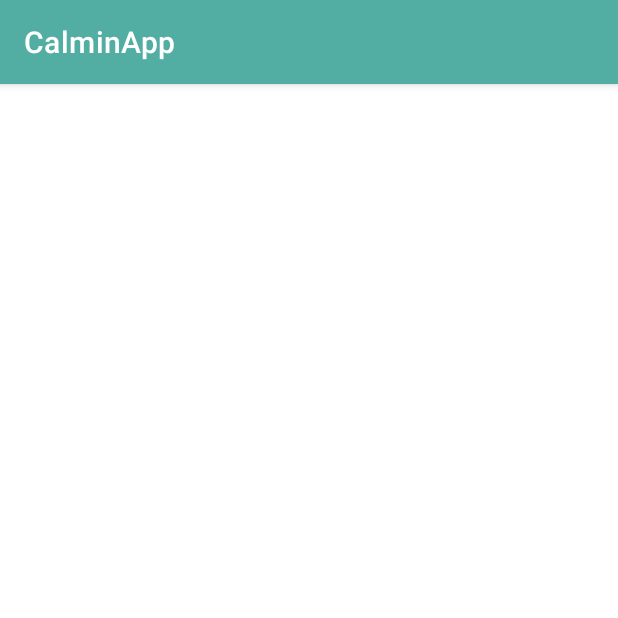
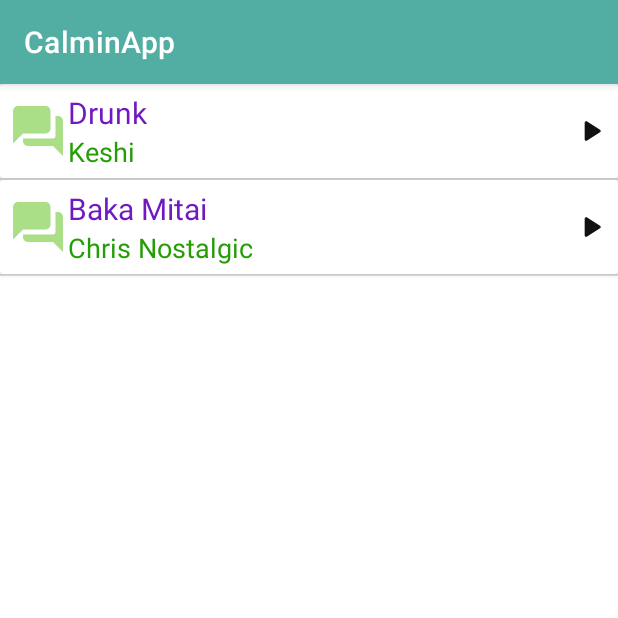
Before and after one commit to haidar-shiddiq/calmin, an Android app: the CalmCornerActivity screen opened directly, with no data from a screen before it, on a phone screen of 412 x 824 dp, the top half of it. Run offline under Robolectric (Android 15) with nearby library versions, the phone set to English and light mode, and no system bars.

Commit message:
Calm Corner Activity
Menambahkan activity untuk memutar media musik.
musik dalam bentuk list dan  dapat running di background.

```diff
--- a/app/build.gradle
+++ b/app/build.gradle
@@ -51,6 +51,7 @@ dependencies {
 
     implementation 'com.github.shrikanth7698:Custom-Navigation-Drawer:v0.0.1'
     implementation 'com.ramotion.paperonboarding:paper-onboarding:1.1.3'
+
     implementation "androidx.core:core-ktx:+"
     implementation 'com.github.bumptech.glide:glide:4.11.0'
     implementation "org.jetbrains.kotlin:kotlin-stdlib-jdk7:$kotlin_version"
--- a/app/src/main/java/com/omellete/calminapp/CalmCornerActivity.java
+++ b/app/src/main/java/com/omellete/calminapp/CalmCornerActivity.java
@@ -1,14 +1,33 @@
 package com.omellete.calminapp;
 
 import androidx.appcompat.app.AppCompatActivity;
+import androidx.recyclerview.widget.RecyclerView;
 
 import android.os.Bundle;
+import android.widget.ListView;
+
+import com.omellete.calminapp.adapter.MusicAdapter;
+import com.omellete.calminapp.model.Music;
+
+import java.util.ArrayList;
 
 public class CalmCornerActivity extends AppCompatActivity {
+
+    private ArrayList<Music> arrayList;
+    private MusicAdapter adapter;
+    private ListView songList;
 
     @Override
     protected void onCreate(Bundle savedInstanceState) {
         super.onCreate(savedInstanceState);
         setContentView(R.layout.activity_calm_corner);
+
+        songList = findViewById(R.id.songList);
+        arrayList = new ArrayList<>();
+        arrayList.add(new Music("Drunk","Keshi",R.raw.keshi_drunk));
+        arrayList.add(new Music("Baka Mitai","Chris Nostalgic",R.raw.baka_mitai));
+
+        adapter = new MusicAdapter(this, R.layout.item_music, arrayList);
+        songList.setAdapter(adapter);
     }
 }
--- /dev/null
+++ b/app/src/main/java/com/omellete/calminapp/adapter/MusicAdapter.java
@@ -0,0 +1,113 @@
+package com.omellete.calminapp.adapter;
+
+import android.content.Context;
+import android.media.MediaPlayer;
+import android.view.LayoutInflater;
+import android.view.View;
+import android.view.ViewGroup;
+import android.widget.BaseAdapter;
+import android.widget.ImageView;
+import android.widget.TextView;
+
+import androidx.annotation.NonNull;
+import androidx.recyclerview.widget.RecyclerView;
+
+import com.omellete.calminapp.R;
+import com.omellete.calminapp.model.Music;
+
+import java.util.ArrayList;
+
+public class MusicAdapter extends BaseAdapter {
+
+    private Context context;
+    private int layout;
+    private ArrayList<Music> arrayList;
+    private MediaPlayer mediaPlayer;
+    private Boolean flag = true;
+
+    public MusicAdapter(Context context, int layout, ArrayList<Music> arrayList) {
+        this.context = context;
+        this.layout = layout;
+        this.arrayList = arrayList;
+    }
+
+    @Override
+    public int getCount() {
+        return arrayList.size();
+    }
+
+    @Override
+    public Object getItem(int position) {
+        return null;
+    }
+
+    @Override
+    public long getItemId(int position) {
+        return 0;
+    }
+
+    private class ViewHolder {
+        TextView txtName, txtSinger;
+        ImageView ivPlay, ivStop;
+    }
+
+    @Override
+    public View getView(int position, View convertView, ViewGroup parent) {
+        final ViewHolder viewHolder;
+        if(convertView == null){
+            viewHolder = new ViewHolder();
+            LayoutInflater layoutInflater = (LayoutInflater) context.getSystemService(Context.LAYOUT_INFLATER_SERVICE);
+
+            convertView = layoutInflater.inflate(layout, null);
+            viewHolder.txtName = (TextView) convertView.findViewById(R.id.txtName);
+            viewHolder.txtSinger = (TextView) convertView.findViewById(R.id.txtSinger);
+            viewHolder.ivPlay = (ImageView) convertView.findViewById(R.id.ivPlay);
+            viewHolder.ivStop = (ImageView) convertView.findViewById(R.id.ivStop);
+            viewHolder.ivStop.setVisibility(View.GONE);
+
+            convertView.setTag(viewHolder);
+        } else {
+            viewHolder = (ViewHolder) convertView.getTag();
+        }
+
+        final Music music = arrayList.get(position);
+
+        viewHolder.txtName.setText(music.getName());
+        viewHolder.txtSinger.setText(music.getSinger());
+
+        // play music
+        viewHolder.ivPlay.setOnClickListener(new View.OnClickListener() {
+            @Override
+            public void onClick(View v) {
+                if(flag){
+                    mediaPlayer = MediaPlayer.create(context, music.getSong());
+                    flag = false;
+                }
+                if(mediaPlayer.isPlaying()) {
+                    mediaPlayer.pause();
+                    viewHolder.ivPlay.setImageResource(R.drawable.ic_play);
+                } else {
+                    mediaPlayer.start();
+                    viewHolder.ivPlay.setImageResource(R.drawable.ic_pasue);
+                    viewHolder.ivStop.setVisibility(View.VISIBLE);
+                }
+            }
+        });
+
+        // stop
+        viewHolder.ivStop.setOnClickListener(new View.OnClickListener() {
+            @Override
+            public void onClick(View v) {
+                if(!flag) {
+                    mediaPlayer.stop();
+                    mediaPlayer.release();
+                    viewHolder.ivStop.setVisibility(View.GONE);
+                    flag = true;
+                }
+                viewHolder.ivPlay.setImageResource(R.drawable.ic_play);
+            }
+        });
+
+        return convertView;
+    }
+}
--- /dev/null
+++ b/app/src/main/java/com/omellete/calminapp/model/Music.java
@@ -0,0 +1,31 @@
+package com.omellete.calminapp.model;
+
+public class Music {
+    private String name;
+    private String singer;
+    private int song;
+
+    public Music(String name, String singer, int song) {
+        this.name = name;
+        this.singer = singer;
+        this.song = song;
+    }
+    public String getName() {
+        return name;
+    }
+    public void setName(String name) {
+        this.name = name;
+    }
+    public String getSinger() {
+        return singer;
+    }
+    public void setSinger(String singer) {
+        this.singer = singer;
+    }
+    public int getSong() {
+        return song;
+    }
+    public void setSong(int song) {
+        this.song = song;
+    }
+}
--- /dev/null
+++ b/app/src/main/res/drawable/ic_pasue.xml
@@ -0,0 +1,5 @@
+<vector android:height="24dp" android:tint="#111111"
+    android:viewportHeight="24" android:viewportWidth="24"
+    android:width="24dp" xmlns:android="http://schemas.android.com/apk/res/android">
+    <path android:fillColor="@android:color/white" android:pathData="M8,19c1.1,0 2,-0.9 2,-2L10,7c0,-1.1 -0.9,-2 -2,-2s-2,0.9 -2,2v10c0,1.1 0.9,2 2,2zM14,7v10c0,1.1 0.9,2 2,2s2,-0.9 2,-2L18,7c0,-1.1 -0.9,-2 -2,-2s-2,0.9 -2,2z"/>
+</vector>
--- /dev/null
+++ b/app/src/main/res/drawable/ic_play.xml
@@ -0,0 +1,5 @@
+<vector android:height="24dp" android:tint="#111111"
+    android:viewportHeight="24" android:viewportWidth="24"
+    android:width="24dp" xmlns:android="http://schemas.android.com/apk/res/android">
+    <path android:fillColor="@android:color/white" android:pathData="M8,6.82v10.36c0,0.79 0.87,1.27 1.54,0.84l8.14,-5.18c0.62,-0.39 0.62,-1.29 0,-1.69L9.54,5.98C8.87,5.55 8,6.03 8,6.82z"/>
+</vector>
--- /dev/null
+++ b/app/src/main/res/drawable/ic_stop.xml
@@ -0,0 +1,5 @@
+<vector android:height="24dp" android:tint="#111111"
+    android:viewportHeight="24" android:viewportWidth="24"
+    android:width="24dp" xmlns:android="http://schemas.android.com/apk/res/android">
+    <path android:fillColor="@android:color/white" android:pathData="M8,6h8c1.1,0 2,0.9 2,2v8c0,1.1 -0.9,2 -2,2H8c-1.1,0 -2,-0.9 -2,-2V8c0,-1.1 0.9,-2 2,-2z"/>
+</vector>
--- a/app/src/main/res/layout/activity_calm_corner.xml
+++ b/app/src/main/res/layout/activity_calm_corner.xml
@@ -6,4 +6,12 @@
     android:layout_height="match_parent"
     tools:context=".CalmCornerActivity">
 
+    <ListView
+        android:id="@+id/songList"
+        android:layout_width="match_parent"
+        android:layout_height="match_parent"
+        app:layout_constraintEnd_toEndOf="parent"
+        app:layout_constraintStart_toStartOf="parent"
+        app:layout_constraintTop_toTopOf="parent" />
+
 </androidx.constraintlayout.widget.ConstraintLayout>
--- /dev/null
+++ b/app/src/main/res/layout/item_music.xml
@@ -0,0 +1,78 @@
+<?xml version="1.0" encoding="utf-8"?>
+<androidx.cardview.widget.CardView xmlns:android="http://schemas.android.com/apk/res/android"
+    xmlns:app="http://schemas.android.com/apk/res-auto"
+    xmlns:tools="http://schemas.android.com/tools"
+    android:orientation="vertical"
+    android:layout_width="match_parent"
+    android:layout_height="wrap_content"
+    android:padding="5dp">
+
+    <androidx.constraintlayout.widget.ConstraintLayout
+        android:layout_width="match_parent"
+        android:layout_height="match_parent">
+
+        <ImageView
+            android:id="@+id/ivMusic"
+            android:layout_width="40dp"
+            android:layout_height="40dp"
+            android:layout_alignTop="@+id/ivStop"
+            android:layout_marginStart="5dp"
+            android:src="@drawable/ic_forum"
+            app:layout_constraintBottom_toBottomOf="@+id/txtSinger"
+            app:layout_constraintStart_toStartOf="parent"
+            app:layout_constraintTop_toTopOf="@+id/txtName" />
+
+        <TextView
+            android:id="@+id/txtName"
+            android:layout_width="wrap_content"
+            android:layout_height="wrap_content"
+            android:layout_alignStart="@+id/txtSinger"
+            android:layout_alignLeft="@+id/txtSinger"
+            android:layout_alignParentTop="true"
+            android:layout_marginTop="5dp"
+            android:text="Song name"
+            android:textColor="#7019c1"
+            android:textSize="20sp"
+            app:layout_constraintStart_toEndOf="@+id/ivMusic"
+            app:layout_constraintTop_toTopOf="parent" />
+
+        <TextView
+            android:id="@+id/txtSinger"
+            android:layout_width="wrap_content"
+            android:layout_height="wrap_content"
+            android:layout_alignBottom="@+id/ivMusic"
+            android:layout_marginBottom="5dp"
+            android:layout_toEndOf="@+id/ivMusic"
+            android:layout_toRightOf="@+id/ivMusic"
+            android:text="Singer"
+            android:textColor="#259e06"
+            android:textSize="18sp"
+            app:layout_constraintBottom_toBottomOf="parent"
+            app:layout_constraintStart_toEndOf="@+id/ivMusic"
+            app:layout_constraintTop_toBottomOf="@+id/txtName" />
+
+        <ImageView
+            android:id="@+id/ivPlay"
+            android:layout_width="25dp"
+            android:layout_height="25dp"
+            android:layout_marginEnd="5dp"
+            android:layout_toLeftOf="@id/ivStop"
+            android:src="@drawable/ic_play"
+            app:layout_constraintBottom_toBottomOf="@+id/txtSinger"
+            app:layout_constraintEnd_toStartOf="@+id/ivStop"
+            app:layout_constraintTop_toTopOf="@+id/txtName" />
+
+        <ImageView
+            android:id="@+id/ivStop"
+            android:layout_width="25dp"
+            android:layout_height="25dp"
+            android:layout_alignParentRight="true"
+            android:layout_marginEnd="5dp"
+            android:src="@drawable/ic_stop"
+            app:layout_constraintBottom_toBottomOf="@+id/ivPlay"
+            app:layout_constraintEnd_toEndOf="parent"
+            app:layout_constraintTop_toTopOf="@+id/ivPlay" />
+
+    </androidx.constraintlayout.widget.ConstraintLayout>
+
+</androidx.cardview.widget.CardView>
--- a/app/src/main/res/values/themes.xml
+++ b/app/src/main/res/values/themes.xml
@@ -13,11 +13,12 @@
         <!-- Status bar color. -->
         <item name="android:statusBarColor" tools:targetApi="l">?attr/colorPrimaryVariant</item>
         <!-- Customize your theme here. -->
+
     </style>
 
     <style name="SplashTheme" parent="Theme.AppCompat.NoActionBar">
         <item name="android:windowBackground">@drawable/splash_background</item>
-        <item name="android:statusBarColor">@color/myChatText</item>
+        <item name="android:statusBarColor">@android:color/transparent</item>
     </style>
 
     <style name="splashBg" parent="Theme.AppCompat.Light.NoActionBar">
```
Also changed, not shown: 2 other files.
